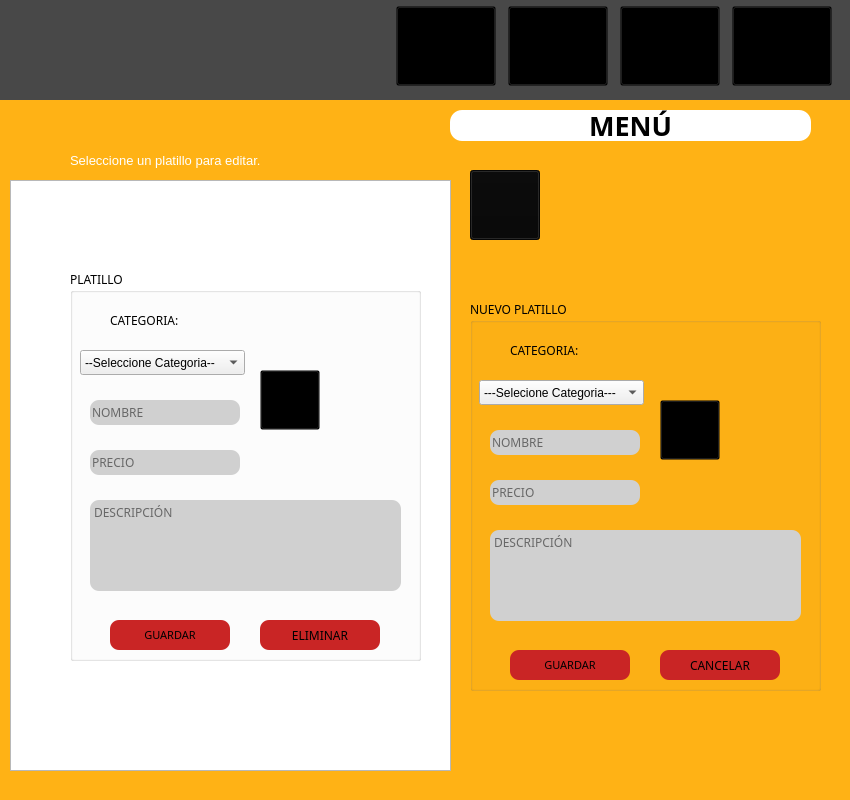
First picture: the form in gerente_menu.ui, repository DanielPerMon/proyectoSaboreno, before the edit.
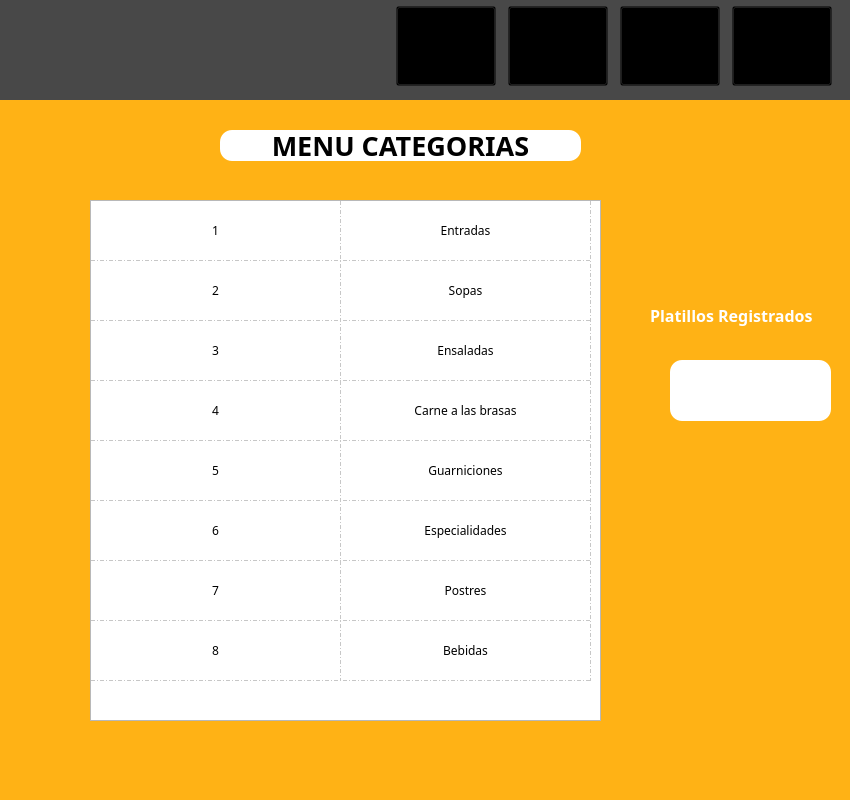
Second picture: the form after the edit. The open tabs and pages were chosen to show the change. Icons and pictures are not drawn.

Patch:
```diff
--- a/gerente_menu.ui
+++ b/gerente_menu.ui
@@ -1021,9 +1021,433 @@
     <widget class="QTableWidget" name="tableWidget">
      <property name="geometry">
       <rect>
-       <x>10</x>
-       <y>80</y>
-       <width>441</width>
+       <x>90</x>
+       <y>100</y>
+       <width>511</width>
+       <height>521</height>
+      </rect>
+     </property>
+     <property name="font">
+      <font>
+       <family>Calisto MT</family>
+      </font>
+     </property>
+     <property name="cursor" stdset="0">
+      <cursorShape>PointingHandCursor</cursorShape>
+     </property>
+     <property name="showGrid">
+      <bool>true</bool>
+     </property>
+     <property name="gridStyle">
+      <enum>Qt::DashDotLine</enum>
+     </property>
+     <property name="sortingEnabled">
+      <bool>false</bool>
+     </property>
+     <property name="wordWrap">
+      <bool>false</bool>
+     </property>
+     <attribute name="horizontalHeaderVisible">
+      <bool>false</bool>
+     </attribute>
+     <attribute name="horizontalHeaderCascadingSectionResizes">
+      <bool>true</bool>
+     </attribute>
+     <attribute name="horizontalHeaderDefaultSectionSize">
+      <number>250</number>
+     </attribute>
+     <attribute name="horizontalHeaderHighlightSections">
+      <bool>true</bool>
+     </attribute>
+     <attribute name="horizontalHeaderMinimumSectionSize">
+      <number>39</number>
+     </attribute>
+     <attribute name="horizontalHeaderShowSortIndicator" stdset="0">
+      <bool>false</bool>
+     </attribute>
+     <attribute name="verticalHeaderVisible">
+      <bool>false</bool>
+     </attribute>
+     <attribute name="verticalHeaderDefaultSectionSize">
+      <number>60</number>
+     </attribute>
+     <attribute name="verticalHeaderHighlightSections">
+      <bool>false</bool>
+     </attribute>
+     <row>
+      <property name="text">
+       <string extracomment="jj">.</string>
+      </property>
+     </row>
+     <row>
+      <property name="text">
+       <string>.</string>
+      </property>
+     </row>
+     <row>
+      <property name="text">
+       <string>.</string>
+      </property>
+      <property name="background">
+       <color>
+        <red>255</red>
+        <green>170</green>
+        <blue>0</blue>
+       </color>
+      </property>
+     </row>
+     <row>
+      <property name="text">
+       <string>.</string>
+      </property>
+     </row>
+     <row>
+      <property name="text">
+       <string>.</string>
+      </property>
+     </row>
+     <row>
+      <property name="text">
+       <string>.</string>
+      </property>
+     </row>
+     <row>
+      <property name="text">
+       <string>.</string>
+      </property>
+     </row>
+     <row>
+      <property name="text">
+       <string>.</string>
+      </property>
+     </row>
+     <column>
+      <property name="text">
+       <string>Numero de Categoria</string>
+      </property>
+      <property name="font">
+       <font>
+        <family>Calisto MT</family>
+        <pointsize>15</pointsize>
+        <weight>75</weight>
+        <bold>true</bold>
+       </font>
+      </property>
+      <property name="textAlignment">
+       <set>AlignCenter</set>
+      </property>
+      <property name="background">
+       <color>
+        <red>247</red>
+        <green>247</green>
+        <blue>247</blue>
+       </color>
+      </property>
+      <property name="foreground">
+       <brush brushstyle="SolidPattern">
+        <color alpha="255">
+         <red>252</red>
+         <green>200</green>
+         <blue>22</blue>
+        </color>
+       </brush>
+      </property>
+     </column>
+     <column>
+      <property name="text">
+       <string>Nombre de Categoria</string>
+      </property>
+      <property name="font">
+       <font>
+        <family>Calisto MT</family>
+        <pointsize>15</pointsize>
+        <weight>75</weight>
+        <bold>true</bold>
+       </font>
+      </property>
+      <property name="textAlignment">
+       <set>AlignCenter</set>
+      </property>
+      <property name="background">
+       <color>
+        <red>247</red>
+        <green>247</green>
+        <blue>247</blue>
+       </color>
+      </property>
+      <property name="foreground">
+       <brush brushstyle="SolidPattern">
+        <color alpha="255">
+         <red>252</red>
+         <green>200</green>
+         <blue>22</blue>
+        </color>
+       </brush>
+      </property>
+     </column>
+     <item row="0" column="0">
+      <property name="text">
+       <string>1</string>
+      </property>
+      <property name="textAlignment">
+       <set>AlignCenter</set>
+      </property>
+     </item>
+     <item row="0" column="1">
+      <property name="text">
+       <string>Entradas</string>
+      </property>
+      <property name="textAlignment">
+       <set>AlignCenter</set>
+      </property>
+      <property name="background">
+       <brush brushstyle="NoBrush">
+        <color alpha="255">
+         <red>0</red>
+         <green>0</green>
+         <blue>0</blue>
+        </color>
+       </brush>
+      </property>
+      <property name="icon">
+       <iconset resource="IMG/imags.qrc">
+        <normaloff>:/iconos/entradas.png</normaloff>:/iconos/entradas.png</iconset>
+      </property>
+     </item>
+     <item row="1" column="0">
+      <property name="text">
+       <string>2</string>
+      </property>
+      <property name="textAlignment">
+       <set>AlignCenter</set>
+      </property>
+     </item>
+     <item row="1" column="1">
+      <property name="text">
+       <string>Sopas</string>
+      </property>
+      <property name="textAlignment">
+       <set>AlignCenter</set>
+      </property>
+      <property name="icon">
+       <iconset resource="IMG/imags.qrc">
+        <normaloff>:/iconos/sopa.png</normaloff>:/iconos/sopa.png</iconset>
+      </property>
+     </item>
+     <item row="2" column="0">
+      <property name="text">
+       <string>3</string>
+      </property>
+      <property name="textAlignment">
+       <set>AlignCenter</set>
+      </property>
+     </item>
+     <item row="2" column="1">
+      <property name="text">
+       <string>Ensaladas</string>
+      </property>
+      <property name="textAlignment">
+       <set>AlignCenter</set>
+      </property>
+      <property name="icon">
+       <iconset resource="IMG/imags.qrc">
+        <normaloff>:/iconos/ensalada.png</normaloff>:/iconos/ensalada.png</iconset>
+      </property>
+     </item>
+     <item row="3" column="0">
+      <property name="text">
+       <string>4</string>
+      </property>
+      <property name="textAlignment">
+       <set>AlignCenter</set>
+      </property>
+     </item>
+     <item row="3" column="1">
+      <property name="text">
+       <string>Carne a las brasas</string>
+      </property>
+      <property name="textAlignment">
+       <set>AlignCenter</set>
+      </property>
+      <property name="icon">
+       <iconset resource="IMG/imags.qrc">
+        <normaloff>:/iconos/carne.png</normaloff>:/iconos/carne.png</iconset>
+      </property>
+     </item>
+     <item row="4" column="0">
+      <property name="text">
+       <string>5</string>
+      </property>
+      <property name="textAlignment">
+       <set>AlignCenter</set>
+      </property>
+     </item>
+     <item row="4" column="1">
+      <property name="text">
+       <string>Guarniciones</string>
+      </property>
+      <property name="textAlignment">
+       <set>AlignCenter</set>
+      </property>
+      <property name="icon">
+       <iconset resource="IMG/imags.qrc">
+        <normaloff>:/iconos/entradas.png</normaloff>:/iconos/entradas.png</iconset>
+      </property>
+     </item>
+     <item row="5" column="0">
+      <property name="text">
+       <string>6</string>
+      </property>
+      <property name="textAlignment">
+       <set>AlignCenter</set>
+      </property>
+     </item>
+     <item row="5" column="1">
+      <property name="text">
+       <string>Especialidades</string>
+      </property>
+      <property name="textAlignment">
+       <set>AlignCenter</set>
+      </property>
+      <property name="icon">
+       <iconset resource="IMG/imags.qrc">
+        <normaloff>:/iconos/especialidad.png</normaloff>:/iconos/especialidad.png</iconset>
+      </property>
+     </item>
+     <item row="6" column="0">
+      <property name="text">
+       <string>7</string>
+      </property>
+      <property name="textAlignment">
+       <set>AlignCenter</set>
+      </property>
+     </item>
+     <item row="6" column="1">
+      <property name="text">
+       <string>Postres</string>
+      </property>
+      <property name="textAlignment">
+       <set>AlignCenter</set>
+      </property>
+      <property name="icon">
+       <iconset resource="IMG/imags.qrc">
+        <normaloff>:/iconos/postre.png</normaloff>:/iconos/postre.png</iconset>
+      </property>
+     </item>
+     <item row="7" column="0">
+      <property name="text">
+       <string>8</string>
+      </property>
+      <property name="textAlignment">
+       <set>AlignCenter</set>
+      </property>
+     </item>
+     <item row="7" column="1">
+      <property name="text">
+       <string>Bebidas</string>
+      </property>
+      <property name="textAlignment">
+       <set>AlignCenter</set>
+      </property>
+      <property name="icon">
+       <iconset resource="IMG/imags.qrc">
+        <normaloff>:/iconos/bebida.png</normaloff>:/iconos/bebida.png</iconset>
+      </property>
+     </item>
+    </widget>
+    <widget class="QLabel" name="label_23">
+     <property name="geometry">
+      <rect>
+       <x>650</x>
+       <y>190</y>
+       <width>191</width>
+       <height>51</height>
+      </rect>
+     </property>
+     <property name="font">
+      <font>
+       <family>Calisto MT</family>
+       <pointsize>12</pointsize>
+       <weight>75</weight>
+       <italic>false</italic>
+       <bold>true</bold>
+      </font>
+     </property>
+     <property name="styleSheet">
+      <string notr="true">color: rgb(255, 255, 255);</string>
+     </property>
+     <property name="text">
+      <string>Platillos Registrados</string>
+     </property>
+    </widget>
+    <widget class="QLabel" name="label_24">
+     <property name="geometry">
+      <rect>
+       <x>220</x>
+       <y>30</y>
+       <width>361</width>
+       <height>31</height>
+      </rect>
+     </property>
+     <property name="font">
+      <font>
+       <family>Calisto MT</family>
+       <pointsize>20</pointsize>
+       <weight>75</weight>
+       <bold>true</bold>
+      </font>
+     </property>
+     <property name="styleSheet">
+      <string notr="true">background-color: rgb(255, 255, 255);
+border-radius: 12px;</string>
+     </property>
+     <property name="text">
+      <string>MENU CATEGORIAS</string>
+     </property>
+     <property name="alignment">
+      <set>Qt::AlignCenter</set>
+     </property>
+    </widget>
+    <widget class="QLabel" name="num_platilloslabel">
+     <property name="geometry">
+      <rect>
+       <x>670</x>
+       <y>260</y>
+       <width>161</width>
+       <height>61</height>
+      </rect>
+     </property>
+     <property name="font">
+      <font>
+       <family>Calisto MT</family>
+       <pointsize>20</pointsize>
+       <weight>75</weight>
+       <bold>true</bold>
+      </font>
+     </property>
+     <property name="styleSheet">
+      <string notr="true">background-color: rgb(255, 255, 255);
+border-radius: 12px;</string>
+     </property>
+     <property name="text">
+      <string/>
+     </property>
+     <property name="alignment">
+      <set>Qt::AlignCenter</set>
+     </property>
+    </widget>
+   </widget>
+   <widget class="QWidget" name="Gestion_platillo">
+    <property name="styleSheet">
+     <string notr="true">#Gestion_platillo{
+	background-color: rgb(255, 178, 21);}</string>
+    </property>
+    <widget class="QTableWidget" name="platillos_tableWidget">
+     <property name="geometry">
+      <rect>
+       <x>20</x>
+       <y>60</y>
+       <width>361</width>
        <height>591</height>
       </rect>
      </property>
@@ -1031,10 +1455,10 @@
     <widget class="QGroupBox" name="Nuevo_Plato">
      <property name="geometry">
       <rect>
-       <x>470</x>
-       <y>200</y>
-       <width>351</width>
-       <height>391</height>
+       <x>430</x>
+       <y>240</y>
+       <width>381</width>
+       <height>441</height>
       </rect>
      </property>
      <property name="font">
@@ -1043,15 +1467,15 @@
       </font>
      </property>
      <property name="title">
-      <string>NUEVO PLATILLO</string>
+      <string>EDITAR PLATILLO</string>
      </property>
      <widget class="QLabel" name="foto_label">
       <property name="geometry">
        <rect>
         <x>190</x>
         <y>10</y>
-        <width>150</width>
-        <height>150</height>
+        <width>191</width>
+        <height>171</height>
        </rect>
       </property>
       <property name="text">
@@ -1088,7 +1512,7 @@
       <property name="geometry">
        <rect>
         <x>20</x>
-        <y>130</y>
+        <y>50</y>
         <width>150</width>
         <height>25</height>
        </rect>
@@ -1112,7 +1536,7 @@
       <property name="geometry">
        <rect>
         <x>20</x>
-        <y>180</y>
+        <y>130</y>
         <width>150</width>
         <height>25</height>
        </rect>
@@ -1156,80 +1580,11 @@
        <string>DESCRIPCIÓN</string>
       </property>
      </widget>
-     <widget class="QComboBox" name="categoria_comboBox">
+     <widget class="QPushButton" name="editarPlato_push">
       <property name="geometry">
        <rect>
-        <x>9</x>
-        <y>80</y>
-        <width>165</width>
-        <height>25</height>
-       </rect>
-      </property>
-      <item>
-       <property name="text">
-        <string>---Selecione Categoria---</string>
-       </property>
-      </item>
-      <item>
-       <property name="text">
-        <string>Entradas</string>
-       </property>
-      </item>
-      <item>
-       <property name="text">
-        <string>Ensaladas</string>
-       </property>
-      </item>
-      <item>
-       <property name="text">
-        <string>Sopas</string>
-       </property>
-      </item>
-      <item>
-       <property name="text">
-        <string>Especialidades</string>
-       </property>
-      </item>
-      <item>
-       <property name="text">
-        <string>Carnes a las brasas</string>
-       </property>
-      </item>
-      <item>
-       <property name="text">
-        <string>Bebidas</string>
-       </property>
-      </item>
-      <item>
-       <property name="text">
-        <string>Postres</string>
-       </property>
-      </item>
-     </widget>
-     <widget class="QLabel" name="label_19">
-      <property name="geometry">
-       <rect>
-        <x>40</x>
-        <y>40</y>
-        <width>111</width>
-        <height>21</height>
-       </rect>
-      </property>
-      <property name="font">
-       <font>
-        <family>Calisto MT</family>
-        <pointsize>9</pointsize>
-       </font>
-      </property>
-      <property name="text">
-       <string>CATEGORIA:</string>
-      </property>
-     </widget>
-     <widget class="QPushButton" name="nuevoPlato_pushButton">
-      <property name="geometry">
-       <rect>
-        <x>40</x>
-        <y>350</y>
+        <x>60</x>
+        <y>380</y>
         <width>120</width>
         <height>30</height>
        </rect>
@@ -1257,14 +1612,14 @@
 </string>
       </property>
       <property name="text">
-       <string>GUARDAR</string>
+       <string>EDITAR</string>
       </property>
      </widget>
      <widget class="QPushButton" name="cancela_pushButton">
       <property name="geometry">
        <rect>
-        <x>190</x>
-        <y>350</y>
+        <x>240</x>
+        <y>380</y>
         <width>120</width>
         <height>30</height>
        </rect>
@@ -1291,14 +1646,14 @@
 </string>
       </property>
       <property name="text">
-       <string>CANCELAR</string>
+       <string>ELIMINAR</string>
       </property>
      </widget>
     </widget>
     <widget class="QLabel" name="label_18">
      <property name="geometry">
       <rect>
-       <x>450</x>
+       <x>240</x>
        <y>10</y>
        <width>361</width>
        <height>31</height>
@@ -1317,45 +1672,57 @@
 border-radius: 12px;</string>
      </property>
      <property name="text">
-      <string>MENÚ</string>
+      <string>MENÚ PLATILLOS</string>
      </property>
      <property name="alignment">
       <set>Qt::AlignCenter</set>
      </property>
     </widget>
-    <widget class="QPushButton" name="anadir_pushButton">
+    <widget class="QGroupBox" name="Nuevo_Plato_2">
      <property name="geometry">
       <rect>
-       <x>470</x>
-       <y>70</y>
-       <width>70</width>
-       <height>70</height>
+       <x>430</x>
+       <y>100</y>
+       <width>391</width>
+       <height>111</height>
       </rect>
      </property>
-     <property name="styleSheet">
-      <string notr="true">background-color: rgb(8, 8, 8);</string>
+     <property name="font">
+      <font>
+       <family>Calisto MT</family>
+      </font>
      </property>
-     <property name="text">
-      <string/>
+     <property name="title">
+      <string>NUEVO PLATILLO</string>
      </property>
      <property name="icon">
       <iconset resource="IMG/imags.qrc">
        <normaloff>:/iconos/anadir.png</normaloff>:/iconos/anadir.png</iconset>
      </property>
-     <property name="iconSize">
-      <size>
-       <width>100</width>
-       <height>70</height>
-      </size>
-     </property>
+     <layout class="QHBoxLayout" name="horizontalLayout_2">
+      <item>
+       <widget class="QLabel" name="Categoria_usada_label">
+        <property name="text">
+         <string>l</string>
+        </property>
+       </widget>
+      </item>
+      <item>
+       <widget class="QPushButton" name="volver_categoria_pushButton">
+        <property name="text">
+         <string>Cambiar Categoria</string>
+        </property>
+       </widget>
+      </item>
+     </layout>
     </widget>
     <widget class="QGroupBox" name="EditarPlato">
      <property name="geometry">
       <rect>
-       <x>70</x>
-       <y>170</y>
-       <width>351</width>
-       <height>391</height>
+       <x>370</x>
+       <y>50</y>
+       <width>451</width>
+       <height>541</height>
       </rect>
      </property>
      <property name="font">
@@ -1371,8 +1738,8 @@
        <rect>
         <x>190</x>
         <y>10</y>
-        <width>150</width>
-        <height>150</height>
+        <width>251</width>
+        <height>181</height>
        </rect>
       </property>
       <property name="text">
@@ -1383,7 +1750,7 @@
       <property name="geometry">
        <rect>
         <x>20</x>
-        <y>130</y>
+        <y>100</y>
         <width>150</width>
         <height>25</height>
        </rect>
@@ -1407,7 +1774,7 @@
       <property name="geometry">
        <rect>
         <x>20</x>
-        <y>180</y>
+        <y>160</y>
         <width>150</width>
         <height>25</height>
        </rect>
@@ -1451,80 +1818,11 @@
        <string>DESCRIPCIÓN</string>
       </property>
      </widget>
-     <widget class="QComboBox" name="editcategoria_comboBox">
+     <widget class="QPushButton" name="Guardarplato_pushButton">
       <property name="geometry">
        <rect>
-        <x>10</x>
-        <y>80</y>
-        <width>165</width>
-        <height>25</height>
-       </rect>
-      </property>
-      <item>
-       <property name="text">
-        <string>--Seleccione Categoria--</string>
-       </property>
-      </item>
-      <item>
-       <property name="text">
-        <string>Entradas</string>
-       </property>
-      </item>
-      <item>
-       <property name="text">
-        <string>Ensaladas</string>
-       </property>
-      </item>
-      <item>
-       <property name="text">
-        <string>Sopas</string>
-       </property>
-      </item>
-      <item>
-       <property name="text">
-        <string>Especialidades</string>
-       </property>
-      </item>
-      <item>
-       <property name="text">
-        <string>Carnes a las brasas</string>
-       </property>
-      </item>
-      <item>
-       <property name="text">
-        <string>Bebidas</string>
-       </property>
-      </item>
-      <item>
-       <property name="text">
-        <string>Postres</string>
-       </property>
-      </item>
-     </widget>
-     <widget class="QLabel" name="label_20">
-      <property name="geometry">
-       <rect>
         <x>40</x>
-        <y>40</y>
-        <width>111</width>
-        <height>21</height>
-       </rect>
-      </property>
-      <property name="font">
-       <font>
-        <family>Calisto MT</family>
-        <pointsize>9</pointsize>
-       </font>
-      </property>
-      <property name="text">
-       <string>CATEGORIA:</string>
-      </property>
-     </widget>
-     <widget class="QPushButton" name="editplato_pushButton">
-      <property name="geometry">
-       <rect>
-        <x>40</x>
-        <y>350</y>
+        <y>400</y>
         <width>120</width>
         <height>30</height>
        </rect>
@@ -1558,8 +1856,8 @@
      <widget class="QPushButton" name="eliminaPlatopushButton">
       <property name="geometry">
        <rect>
-        <x>190</x>
-        <y>350</y>
+        <x>200</x>
+        <y>400</y>
         <width>120</width>
         <height>30</height>
        </rect>
@@ -1586,7 +1884,7 @@
 </string>
       </property>
       <property name="text">
-       <string>ELIMINAR</string>
+       <string>CANCELAR</string>
       </property>
      </widget>
      <widget class="QPushButton" name="editfoto_pushButton">
@@ -1616,30 +1914,43 @@
       </property>
      </widget>
     </widget>
-    <widget class="QLabel" name="label_23">
+    <widget class="QLabel" name="label_19">
      <property name="geometry">
       <rect>
-       <x>70</x>
-       <y>50</y>
-       <width>271</width>
-       <height>21</height>
+       <x>30</x>
+       <y>60</y>
+       <width>221</width>
+       <height>271</height>
       </rect>
      </property>
-     <property name="font">
-      <font>
-       <family>MS Shell Dlg 2</family>
-       <pointsize>10</pointsize>
-       <weight>50</weight>
-       <italic>false</italic>
-       <bold>false</bold>
-      </font>
+     <property name="text">
+      <string/>
      </property>
      <property name="styleSheet">
       <string notr="true">color: rgb(255, 255, 255);
 font: 10pt &quot;MS Shell Dlg 2&quot;;</string>
      </property>
+     <property name="scaledContents">
+      <bool>true</bool>
+     </property>
+    </widget>
+    <widget class="QLabel" name="label_20">
+     <property name="geometry">
+      <rect>
+       <x>50</x>
+       <y>420</y>
+       <width>221</width>
+       <height>191</height>
+      </rect>
+     </property>
      <property name="text">
-      <string>Seleccione un platillo para editar.</string>
+      <string/>
+     </property>
+     <property name="pixmap">
+      <pixmap resource="IMG/imags.qrc">:/iconos/bebida.png</pixmap>
+     </property>
+     <property name="scaledContents">
+      <bool>true</bool>
      </property>
     </widget>
    </widget>
```
Left out of the diff: 76 changed lines with no effect on the pictures.
